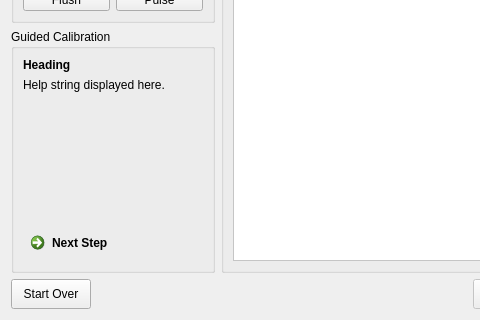
int-brain-lab/iblrig, file iblrig/gui/ui_valve.ui: the form before one commit; both pictures show x 0 to 480 and y 180 to 500 of the 650 by 500 pixel window.
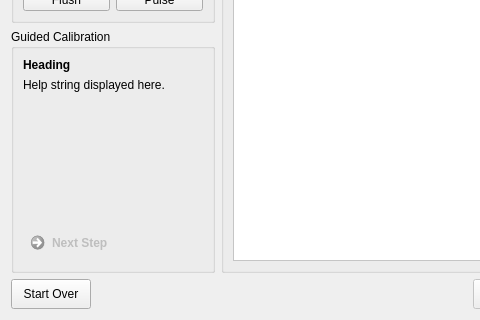
The form after the commit. Icons and pictures are not drawn. Custom widgets are drawn as their Qt base class.

What changed in the file:
```diff
--- a/iblrig/gui/ui_valve.ui
+++ b/iblrig/gui/ui_valve.ui
@@ -199,6 +199,9 @@
             </item>
             <item>
              <widget class="QCommandLinkButton" name="commandLinkNext">
+              <property name="enabled">
+               <bool>false</bool>
+              </property>
               <property name="text">
                <string>Next Step</string>
               </property>
```
